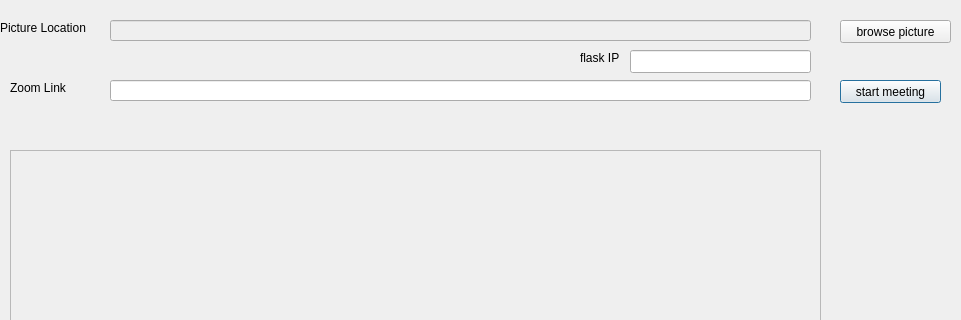
This is Client/prototype.ui in JJangMoK/video-meeting as Qt 5 draws it before an edit; both pictures show x 0 to 961 and y 0 to 320 of the 961 by 511 pixel window. The edited form follows.
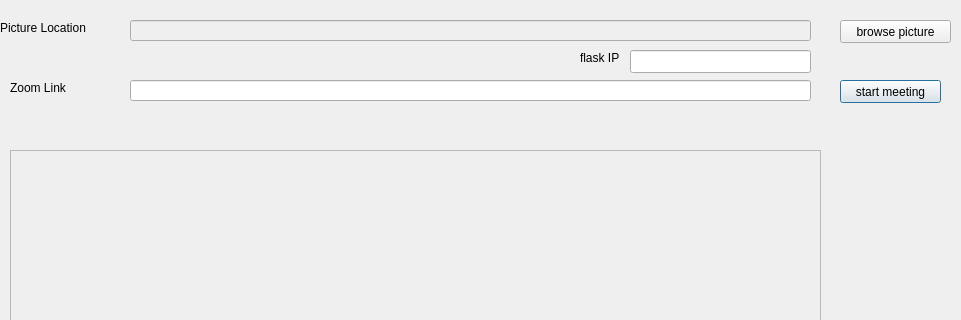
This is the edited form.

```diff
--- a/Client/prototype.ui
+++ b/Client/prototype.ui
@@ -29,9 +29,9 @@
   <widget class="QLineEdit" name="zoom_edit">
    <property name="geometry">
     <rect>
-     <x>110</x>
+     <x>130</x>
      <y>80</y>
-     <width>701</width>
+     <width>681</width>
      <height>21</height>
     </rect>
    </property>
@@ -68,9 +68,9 @@
    </property>
    <property name="geometry">
     <rect>
-     <x>110</x>
+     <x>130</x>
      <y>20</y>
-     <width>701</width>
+     <width>681</width>
      <height>21</height>
     </rect>
    </property>
```
Left out of the diff: 6 changed lines with no effect on the pictures.
